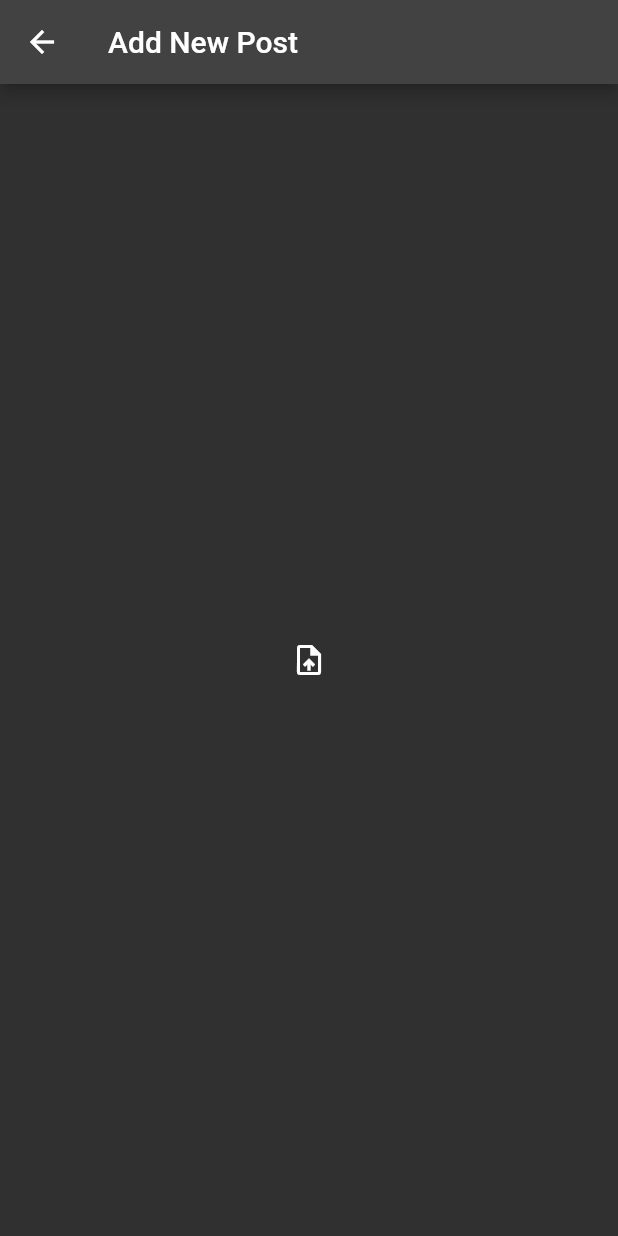
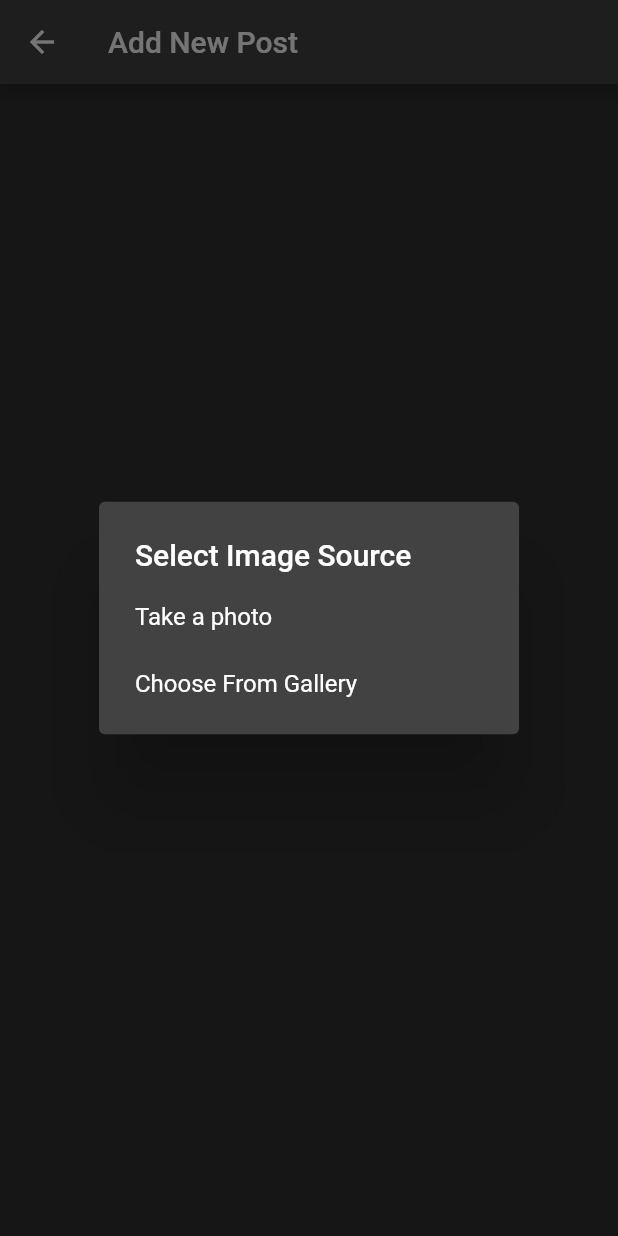
Before and after one commit to ziyazamir/InstagramClone, a Flutter app: the AddPost screen opened directly, after a tap on the "upload file" icon, on a phone screen of 412 x 824 dp. Run offline on Flutter 3.47's test engine with Material 2 defaults, Android fonts, the phone set to English and light mode, and no system bars; our stand-ins replace cloud_firestore, firebase_auth, firebase_core, firebase_storage, flutter_svg, image_picker; accounts and stored records are empty; network calls fail.

Commit message:
post upload done with image

```diff
--- /dev/null
+++ b/lib/models/post.dart
@@ -0,0 +1,48 @@
+import 'package:cloud_firestore/cloud_firestore.dart';
+
+class Post {
+  final String description;
+  final String uid;
+  final String username;
+  final likes;
+  final String postId;
+  final DateTime datePublished;
+  final String postUrl;
+  final String profImage;
+
+  const Post({
+    required this.description,
+    required this.uid,
+    required this.username,
+    required this.likes,
+    required this.postId,
+    required this.datePublished,
+    required this.postUrl,
+    required this.profImage,
+  });
+
+  static Post fromSnap(DocumentSnapshot snap) {
+    var snapshot = snap.data() as Map<String, dynamic>;
+
+    return Post(
+        description: snapshot["description"],
+        uid: snapshot["uid"],
+        likes: snapshot["likes"],
+        postId: snapshot["postId"],
+        datePublished: snapshot["datePublished"],
+        username: snapshot["username"],
+        postUrl: snapshot['postUrl'],
+        profImage: snapshot['profImage']);
+  }
+
+  Map<String, dynamic> toJson() => {
+        "description": description,
+        "uid": uid,
+        "likes": likes,
+        "username": username,
+        "postId": postId,
+        "datePublished": datePublished,
+        'postUrl': postUrl,
+        'profImage': profImage
+      };
+}
--- a/lib/screens/add_post.dart
+++ b/lib/screens/add_post.dart
@@ -1,9 +1,11 @@
 import 'dart:typed_data';
 
+import 'package:firebase_auth/firebase_auth.dart';
 import 'package:flutter/material.dart';
 import 'package:image_picker/image_picker.dart';
-import 'package:instagram_clone/models/user.dart';
+import 'package:instagram_clone/models/user.dart' as model;
 import 'package:instagram_clone/providers/user_provider.dart';
+import 'package:instagram_clone/resources/firestore_methods.dart';
 import 'package:instagram_clone/utils/utils.dart';
 import 'package:provider/provider.dart';
 
@@ -16,23 +18,91 @@ class AddPost extends StatefulWidget {
 
 class _AddPostState extends State<AddPost> {
   Uint8List? _image;
-  void upload() async {
-    Uint8List img = await PickImage(ImageSource.gallery);
+  bool _isloading = false;
+  void upload(ImageSource sourcer) async {
+    Uint8List img = await PickImage(sourcer);
+    Navigator.pop(context);
     setState(() {
       _image = img;
     });
   }
 
-  void _ImageSource(BuildContext context) {}
+  TextEditingController description = TextEditingController();
+  void _ImageSource(BuildContext context) async {
+    return showDialog(
+        context: context,
+        builder: (context) {
+          return SimpleDialog(
+            title: const Text('Select Image Source'),
+            children: [
+              SimpleDialogOption(
+                child: const Text('Take a photo'),
+                onPressed: () {
+                  upload(ImageSource.camera);
+                },
+              ),
+              const SizedBox(
+                height: 10,
+              ),
+              SimpleDialogOption(
+                child: const Text('Choose From Gallery'),
+                onPressed: () {
+                  upload(ImageSource.gallery);
+                },
+              ),
+            ],
+          );
+        });
+  }
+
+  void PostImage(String uid, String username, String profileImage) async {
+    setState(() {
+      _isloading = true;
+    });
+    try {
+      String res = await FireStoremethods()
+          .uploadPost(description.text, _image!, uid, username, profileImage);
+      if (res == "success") {
+        setState(() {
+          _isloading = false;
+        });
+        ShowSnackBar("Posted!", context);
+        setState(() {
+          _image = null;
+        });
+      } else {
+        setState(() {
+          _isloading = false;
+        });
+        ShowSnackBar(res, context);
+      }
+    } catch (e) {
+      setState(() {
+        _isloading = false;
+      });
+      ShowSnackBar(e.toString(), context);
+    }
+  }
+
   @override
   Widget build(BuildContext context) {
-    final User user = Provider.of<UserProvider>(context).getUser;
-    return Scaffold(
+    final model.User user = Provider.of<UserProvider>(context).getUser;
+    return WillPopScope(
+      onWillPop: () async {
+        setState(() {
+          _image = null;
+        });
+        return false;
+      },
+      child: Scaffold(
         appBar: AppBar(
           title: const Text('Add New Post'),
           actions: [
             TextButton(
-              onPressed: () {},
+                onPressed: () {
+                  PostImage(FirebaseAuth.instance.currentUser!.uid,
+                      user.username, user.photoUrl);
+                },
                 child: Text(
                   user.username,
                   style: const TextStyle(
@@ -42,12 +112,79 @@ class _AddPostState extends State<AddPost> {
                 ))
           ],
         ),
-      body: Center(
+        body: _image == null
+            ? Center(
                 child: IconButton(
                     onPressed: () {
                       _ImageSource(context);
                     },
                     icon: const Icon(Icons.upload_file)),
+              )
+            : Padding(
+                padding: const EdgeInsets.only(top: 20),
+                child: Column(
+                  children: [
+                    _isloading
+                        ? const LinearProgressIndicator()
+                        : Container(
+                            padding: const EdgeInsets.only(top: 0.0),
+                          ),
+                    const Divider(),
+                    Row(
+                      mainAxisAlignment: MainAxisAlignment.spaceAround,
+                      crossAxisAlignment: CrossAxisAlignment.start,
+                      children: [
+                        CircleAvatar(
+                          radius: 30,
+                          backgroundImage: NetworkImage(user.photoUrl),
+                        ),
+                        SizedBox(
+                          // height: 50,
+                          width: MediaQuery.of(context).size.width * 0.4,
+                          child: TextField(
+                            controller: description,
+                            maxLines: 8,
+                            decoration: const InputDecoration(
+                                hintText: "Write a Caption..",
+                                border: InputBorder.none),
+                          ),
+                        ),
+                        Stack(
+                          children: [
+                            Positioned(
+                                bottom: -5,
+                                right: 5,
+                                child: IconButton(
+                                    icon: const Icon(
+                                      Icons.edit,
+                                      size: 10,
+                                      color: Colors.red,
+                                    ),
+                                    onPressed: () {
+                                      _ImageSource(context);
+                                    })),
+                            SizedBox(
+                              height: 80,
+                              width: 80,
+                              child: AspectRatio(
+                                aspectRatio: 480 / 480,
+                                child: Container(
+                                  decoration: BoxDecoration(
+                                      image: DecorationImage(
+                                          image: MemoryImage(_image!),
+                                          fit: BoxFit.fill,
+                                          alignment:
+                                              FractionalOffset.topCenter)),
+                                ),
+                              ),
+                            ),
+                          ],
+                        )
+                      ],
+                    ),
+                  ],
+                ),
+              ),
       ),
     );
   }
--- a/pubspec.yaml
+++ b/pubspec.yaml
@@ -41,6 +41,7 @@ dependencies:
   flutter_svg: ^2.0.5
   image_picker: ^1.0.1
   provider: ^6.0.5
+  uuid: ^3.0.7
 
 dev_dependencies:
   flutter_lints: ^2.0.0
```
Also changed, not shown: lib/resources/firestore_methods.dart (added, +35 -0 lines), lib/resources/storage_methods.dart (+8 -2 lines), pubspec.lock. Lines whose indentation alone changed are shown as unchanged.
